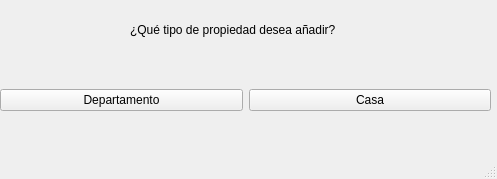
Before: the Qt Designer form Propiedad.ui in MateMar04/TP-Qt, drawn with Qt 5.
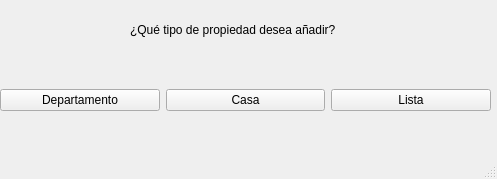
After: the same form once the commit is applied.

Commit message: Añadi boton lista en la ventana propiedad

The edit to the form file:
```diff
--- a/Propiedad.ui
+++ b/Propiedad.ui
@@ -50,6 +50,13 @@
        </property>
       </widget>
      </item>
+     <item>
+      <widget class="QPushButton" name="pb_lista">
+       <property name="text">
+        <string>Lista</string>
+       </property>
+      </widget>
+     </item>
     </layout>
    </widget>
    <widget class="QLabel" name="label">
```
Left out of the diff: 25 changed lines with no effect on the pictures. The commit also changes 2 other files.
